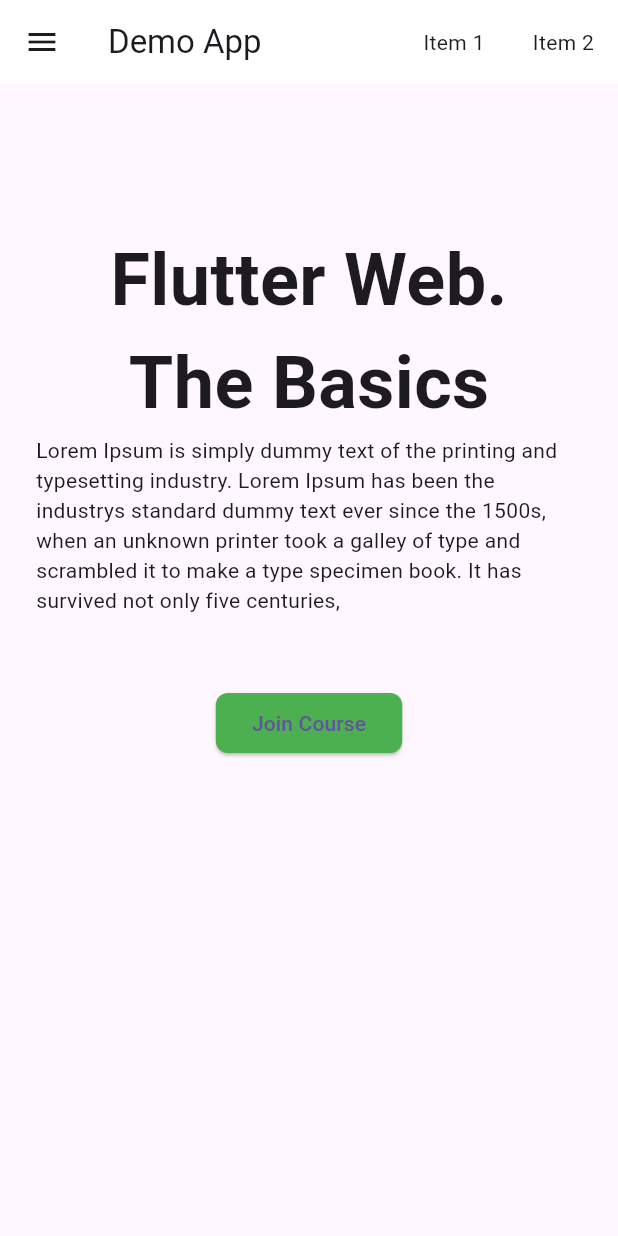
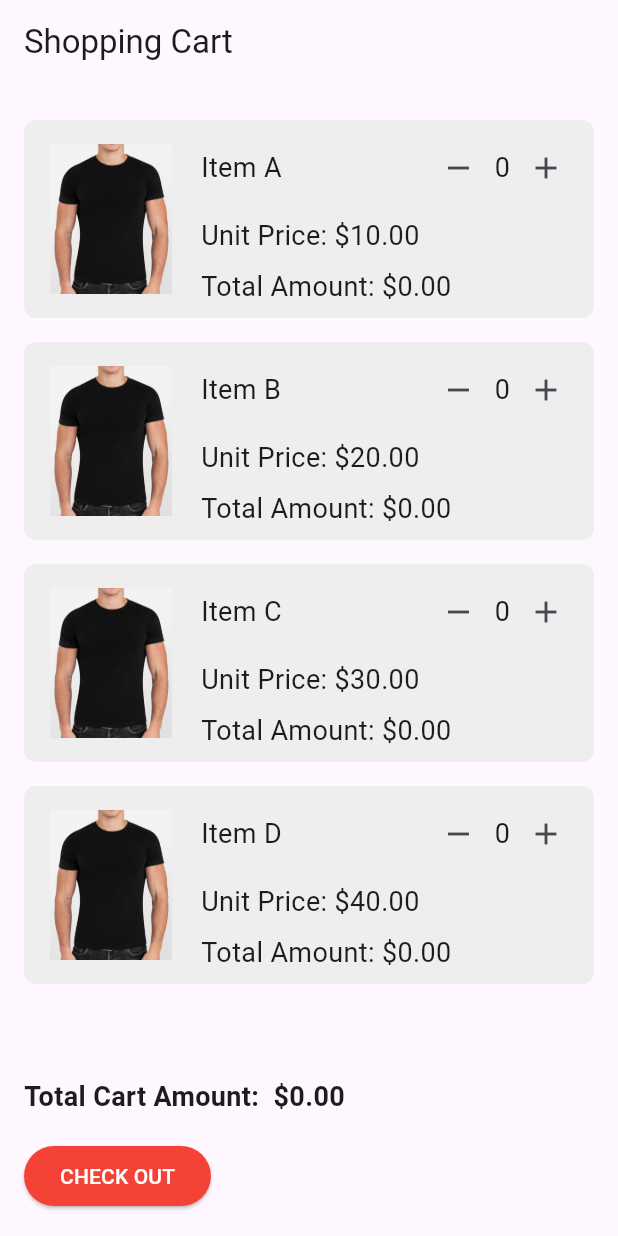
Before and after one commit to mohammad-jami/assignment, a Flutter app: the screen it shows after launch, on a phone screen of 412 x 824 dp. Run offline on Flutter 3.47's test engine with Material 3 defaults, Android fonts, the light colour scheme and no system bars.

Commit message:
initial commit

```diff
--- a/lib/main.dart
+++ b/lib/main.dart
@@ -1,5 +1,5 @@
+import 'package:assignment/module13_assignment.dart';
 import 'package:flutter/material.dart';
-import 'module12_assignment.dart';
 
 void main() {
   runApp(const MyApp());
@@ -12,7 +12,7 @@ class MyApp extends StatelessWidget {
   Widget build(BuildContext context) {
     return const MaterialApp(
       debugShowCheckedModeBanner: false,
-      home: Module12Assignment(),
+      home: Module13Assignment(),
     );
   }
 }
--- a/lib/module12_assignment.dart
+++ b/lib/module12_assignment.dart
@@ -8,17 +8,19 @@ class Module12Assignment extends StatefulWidget {
 }
 
 class _Module12AssignmentState extends State<Module12Assignment> {
-
   @override
   Widget build(BuildContext context) {
     return Scaffold(
-      appBar: AppBar(backgroundColor: Colors.white,
+      appBar: AppBar(
+        backgroundColor: Colors.white,
         title: const Text('Demo App'),
         actions: const [
-          Padding(padding: EdgeInsets.all(16),
+          Padding(
+            padding: EdgeInsets.all(16),
             child: Text('Item 1'),
           ),
-          Padding(padding: EdgeInsets.all(16),
+          Padding(
+            padding: EdgeInsets.all(16),
             child: Text('Item 2'),
           ),
         ],
@@ -58,27 +60,40 @@ class _Module12AssignmentState extends State<Module12Assignment> {
       ),
       body: Center(
         child: Padding(
-          padding: const EdgeInsets.fromLTRB(24, 96, 24, 24 ),
+          padding: const EdgeInsets.fromLTRB(24, 96, 24, 24),
           child: Column(
             children: <Widget>[
               const Text(
-                'Flutter Web.', style: TextStyle(fontSize: 48, fontWeight: FontWeight.bold,),
+                'Flutter Web.',
+                style: TextStyle(
+                  fontSize: 48,
+                  fontWeight: FontWeight.bold,
                 ),
-              const Text('The Basics', style: TextStyle(fontSize: 48, fontWeight: FontWeight.bold,),),
-              const Text('Lorem Ipsum is simply dummy text of the printing and typesetting industry. Lorem Ipsum has been the industrys standard dummy text ever since the 1500s, when an unknown printer took a galley of type and scrambled it to make a type specimen book. It has survived not only five centuries,'),
-             const SizedBox(height: 24,),
+              ),
+              const Text(
+                'The Basics',
+                style: TextStyle(
+                  fontSize: 48,
+                  fontWeight: FontWeight.bold,
+                ),
+              ),
+              const Text(
+                  'Lorem Ipsum is simply dummy text of the printing and typesetting industry. Lorem Ipsum has been the industrys standard dummy text ever since the 1500s, when an unknown printer took a galley of type and scrambled it to make a type specimen book. It has survived not only five centuries,'),
+              const SizedBox(
+                height: 24,
+              ),
               Padding(
                 padding: const EdgeInsets.all(24),
                 child: ElevatedButton(
-                 onPressed: () {  },
+                  onPressed: () {},
                   style: ElevatedButton.styleFrom(
                     backgroundColor: Colors.green,
                     shape: RoundedRectangleBorder(
-                     borderRadius: BorderRadius.circular(8), // Adjust the radius to your preference
+                      borderRadius: BorderRadius.circular(
+                          8), // Adjust the radius to your preference
                     ),
                   ),
                   child: const Text('Join Course'),
-
                 ),
               )
             ],
--- /dev/null
+++ b/lib/module13_assignment.dart
@@ -0,0 +1,158 @@
+import 'package:flutter/material.dart';
+
+class Module13Assignment extends StatefulWidget {
+  const Module13Assignment({super.key});
+
+  @override
+  State<Module13Assignment> createState() => _Module13AssignmentState();
+}
+
+class _Module13AssignmentState extends State<Module13Assignment> {
+  final List<Item> _items = [
+    Item(
+        name: 'Item A', unitPrice: 10.0, imagePath: 'assets/images/tshirt.jpg'),
+    Item(
+        name: 'Item B', unitPrice: 20.0, imagePath: 'assets/images/tshirt.jpg'),
+    Item(
+        name: 'Item C', unitPrice: 30.0, imagePath: 'assets/images/tshirt.jpg'),
+    Item(
+        name: 'Item D', unitPrice: 40.0, imagePath: 'assets/images/tshirt.jpg'),
+  ];
+
+  final Map<int, int> _quantities = {};
+
+  double _getTotalAmount(double unitPrice, int quantity) {
+    return unitPrice * quantity;
+  }
+
+  double _getTotalCartAmount() {
+    double total = 0;
+    _quantities.forEach((index, quantity) {
+      total += _getTotalAmount(_items[index].unitPrice, quantity);
+    });
+    return total;
+  }
+
+  void _showCheckoutSnackbar(BuildContext context) {
+    const snackBar = SnackBar(
+      content: Text('Congratulations!'),
+      duration: Duration(seconds: 2),
+    );
+    ScaffoldMessenger.of(context).showSnackBar(snackBar);
+  }
+
+  @override
+  Widget build(BuildContext context) {
+    return Scaffold(
+      appBar: AppBar(
+        title: const Text('Shopping Cart'),
+      ),
+      body: Padding(
+        padding: const EdgeInsets.all(16.0),
+        child: Column(
+          crossAxisAlignment: CrossAxisAlignment.start,
+          children: <Widget>[
+            Expanded(
+              child: ListView.builder(
+                itemCount: _items.length,
+                itemBuilder: (context, index) {
+                  final item = _items[index];
+                  final quantity = _quantities[index] ?? 0;
+                  final totalAmount = _getTotalAmount(item.unitPrice, quantity);
+
+                  return Container(
+                    margin: const EdgeInsets.symmetric(vertical: 8.0),
+                    padding: const EdgeInsets.all(8.0),
+                    decoration: BoxDecoration(
+                      color: Colors.grey[200],
+                      borderRadius: BorderRadius.circular(8.0),
+                    ),
+                    child: Row(
+                      children: <Widget>[
+                        Image.asset(
+                          item.imagePath,
+                          width: 100,
+                          height: 100,
+                        ),
+                        const SizedBox(width: 10),
+                        Expanded(
+                          child: Column(
+                            crossAxisAlignment: CrossAxisAlignment.start,
+                            children: <Widget>[
+                              Row(
+                                mainAxisAlignment:
+                                    MainAxisAlignment.spaceBetween,
+                                children: <Widget>[
+                                  Text(item.name,
+                                      style: const TextStyle(fontSize: 18)),
+                                  Row(
+                                    children: <Widget>[
+                                      IconButton(
+                                        icon: const Icon(Icons.remove),
+                                        onPressed: () {
+                                          setState(() {
+                                            if (quantity > 0) {
+                                              _quantities[index] = quantity - 1;
+                                            }
+                                          });
+                                        },
+                                      ),
+                                      Text('$quantity',
+                                          style: const TextStyle(fontSize: 18)),
+                                      IconButton(
+                                        icon: const Icon(Icons.add),
+                                        onPressed: () {
+                                          setState(() {
+                                            _quantities[index] = quantity + 1;
+                                          });
+                                        },
+                                      ),
+                                    ],
+                                  ),
+                                ],
+                              ),
+                              const SizedBox(height: 8),
+                              Text(
+                                  'Unit Price: \$${item.unitPrice.toStringAsFixed(2)}',
+                                  style: const TextStyle(fontSize: 18)),
+                              const SizedBox(height: 8),
+                              Text(
+                                  'Total Amount: \$${totalAmount.toStringAsFixed(2)}',
+                                  style: const TextStyle(fontSize: 18)),
+                            ],
+                          ),
+                        ),
+                      ],
+                    ),
+                  );
+                },
+              ),
+            ),
+            const SizedBox(height: 16),
+            Text(
+              'Total Cart Amount:  \$${_getTotalCartAmount().toStringAsFixed(2)}',
+              style: const TextStyle(fontSize: 18, fontWeight: FontWeight.bold),
+            ),
+            const SizedBox(height: 16),
+            ElevatedButton(
+              style: ElevatedButton.styleFrom(
+                foregroundColor: Colors.white,
+                backgroundColor: Colors.red,
+              ),
+              onPressed: () => _showCheckoutSnackbar(context),
+              child: const Text('CHECK OUT'),
+            ),
+          ],
+        ),
+      ),
+    );
+  }
+}
+
+class Item {
+  final String name;
+  final double unitPrice;
+  final String imagePath;
+
+  Item({required this.name, required this.unitPrice, required this.imagePath});
+}
--- a/pubspec.yaml
+++ b/pubspec.yaml
@@ -59,8 +59,8 @@ flutter:
   uses-material-design: true
 
   # To add assets to your application, add an assets section, like this:
-  # assets:
-  #   - images/a_dot_burr.jpeg
+  assets:
+    - assets/images/tshirt.jpg
   #   - images/a_dot_ham.jpeg
 
   # An image asset can refer to one or more resolution-specific "variants", see
```
Also changed, not shown: assets/images/tshirt.jpg (added). Lines whose indentation alone changed are shown as unchanged.
